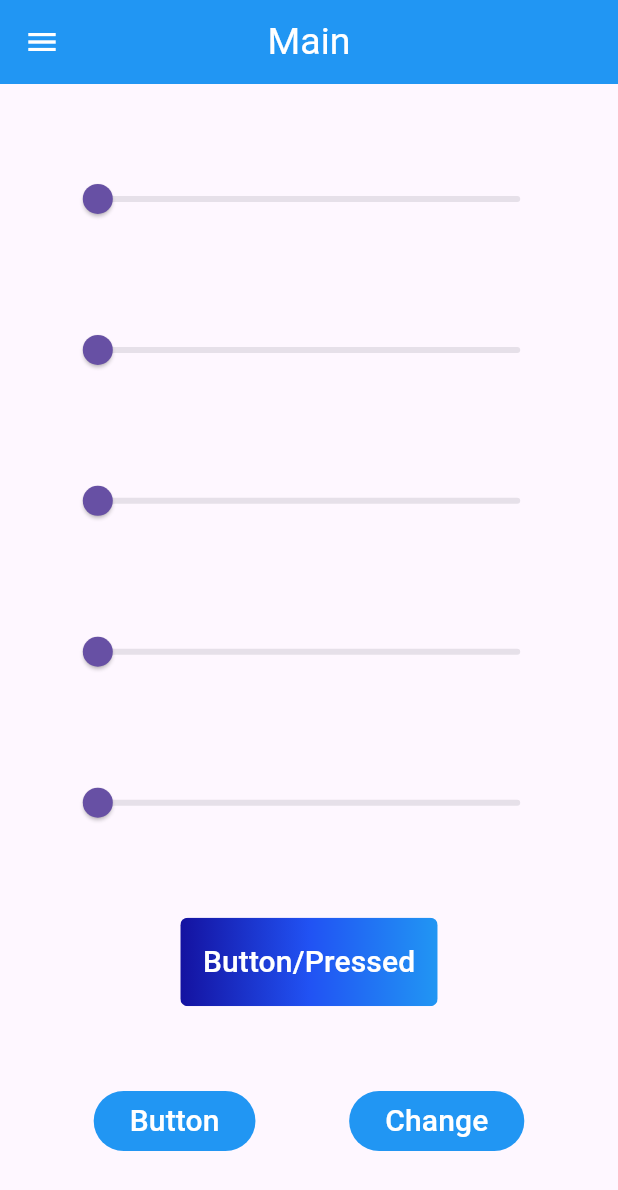
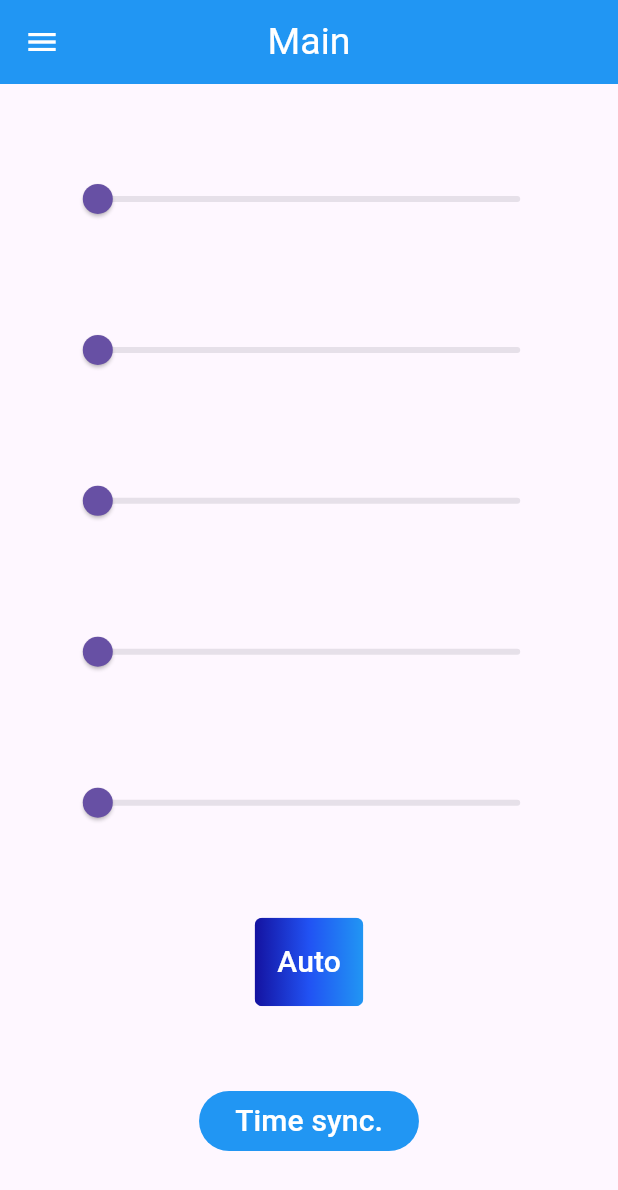
Before and after one commit to Eternite0/Prototype_UI, a Flutter app: the screen it shows after launch, on a phone screen of 412 x 824 dp. Shown: the top 1190 px of the screen. Run offline on Flutter 3.47's test engine with Material 3 defaults, Android fonts, the light colour scheme and no system bars.

Commit message:
minor changes

```diff
--- a/lib/PageItem/HomePage.dart
+++ b/lib/PageItem/HomePage.dart
@@ -137,7 +137,7 @@ class _HomeItemState extends State<HomeItem> {
                               Icon(Icons.info_outline, color: Colors.white),
                               SizedBox(width: 20),
                               Text(
-                                'You pressed button',
+                                'Mode : Auto',
                                 style: TextStyle(
                                     fontSize: 20, color: Colors.white),
                               )
@@ -146,7 +146,7 @@ class _HomeItemState extends State<HomeItem> {
                         ));
                       },
                       child: const Text(
-                        'Button/Pressed',
+                        'Auto',
                         style: TextStyle(fontSize: 20, color: Colors.white),
                       ))
                 ],
@@ -159,22 +159,13 @@ class _HomeItemState extends State<HomeItem> {
                     style: FilledButton.styleFrom(backgroundColor: Colors.blue),
                     onPressed: () {},
                     child: Text(
-                      "Button",
+                      "Time sync.",
                       style: TextStyle(
                         fontSize: 20,
                         color: Colors.white,
                       ),
                     )),
-                FilledButton(
-                    style: FilledButton.styleFrom(backgroundColor: Colors.blue),
-                    onPressed: () {},
-                    child: Text(
-                      "Change",
-                      style: TextStyle(
-                        fontSize: 20,
-                        color: Colors.white,
-                      ),
-                    ))
+
               ],
             )
           ],
```
